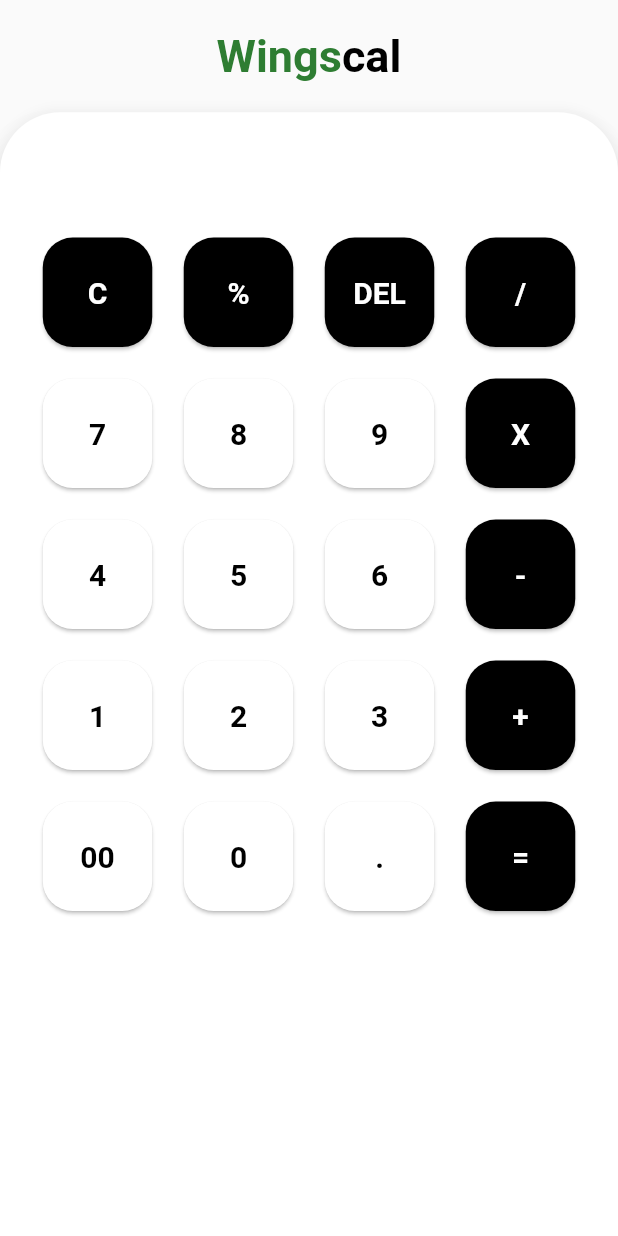
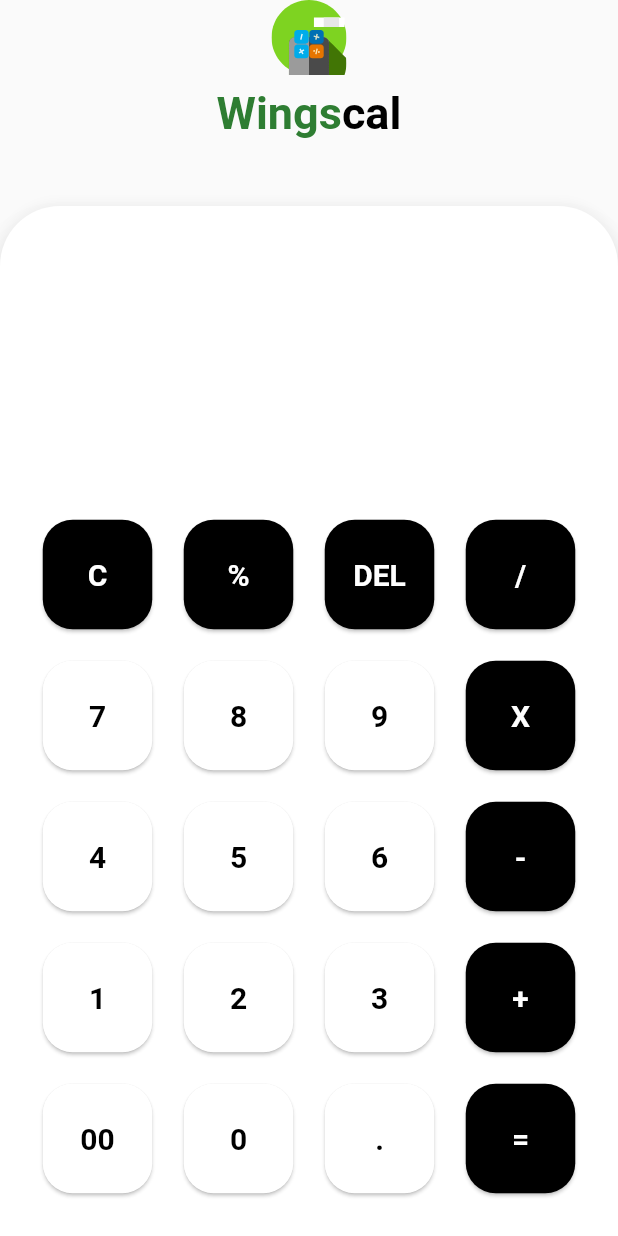
Before and after one commit to deep22798/task_1-wingscal1, a Flutter app: the screen it shows after launch, on a phone screen of 412 x 824 dp. Run offline on Flutter 3.47's test engine with Material 2 defaults, Android fonts, the phone set to English and light mode, and no system bars; our stand-ins replace get, lottie, math_expressions.

Commit message:
change the ui

```diff
--- a/lib/views/home.dart
+++ b/lib/views/home.dart
@@ -1,6 +1,8 @@
 import 'package:calculator_app/controller/homecontroller.dart';
+import 'package:calculator_app/utils/images.dart';
 import 'package:get/get.dart';
 import 'package:flutter/material.dart';
+import 'package:lottie/lottie.dart';
 
 
 class Home extends StatelessWidget {
@@ -26,18 +28,14 @@ class Home extends StatelessWidget {
                 ),
                 margin: EdgeInsets.zero,
               child: Container(
-                height: MediaQuery.sizeOf(context).height/1.1,
-                width: double.infinity,
-                decoration: BoxDecoration(
-                  // color: Colors.green,
-                  borderRadius: BorderRadius.only(topRight: Radius.circular(40),topLeft: Radius.circular(40))
-                ),
-
+                height: MediaQuery.sizeOf(context).height/1.2,
+                child: Align(
+                  alignment: Alignment.bottomCenter,
                   child: Padding(
                     padding: const EdgeInsets.all(8.0),
                     child: SingleChildScrollView(
                       child: Column(
-                      mainAxisAlignment: MainAxisAlignment.start,
+                        mainAxisAlignment: MainAxisAlignment.center,crossAxisAlignment: CrossAxisAlignment.end,
                         children: [
 
                           Obx(()=>Padding(
@@ -50,7 +48,6 @@ class Home extends StatelessWidget {
 
                           Padding(
                             padding: EdgeInsets.only(left: 20,right: 20,bottom: 20),
-                          child: Expanded(
                             child: GridView.builder(
                               shrinkWrap: true,
                               physics: NeverScrollableScrollPhysics(),
@@ -105,8 +102,8 @@ class Home extends StatelessWidget {
                               },
                             ),
                           ),
+                        ],
                       ),
-                      ],
                     ),
                   ),
                 ),
@@ -116,8 +113,11 @@ class Home extends StatelessWidget {
           Align(
             alignment: Alignment.topCenter,
             child: SafeArea(
-              child: Padding(
-                padding: const EdgeInsets.all(20.0),
+              child: Column(mainAxisAlignment: MainAxisAlignment.start,
+                children: [
+                  Lottie.asset(Images.logo,height: 50),
+                  Padding(
+                    padding: const EdgeInsets.all(8.0),
                     child: Row(
                       mainAxisAlignment: MainAxisAlignment.center,
                       children: [
@@ -125,6 +125,8 @@ class Home extends StatelessWidget {
                         Text("cal",style: TextStyle(color: Colors.black,fontWeight: FontWeight.bold,fontSize: 30)),
                       ],
                     ),
+                  ),
+                ],
               ),
             ),
           )
```
Lines whose indentation alone changed are shown as unchanged.
